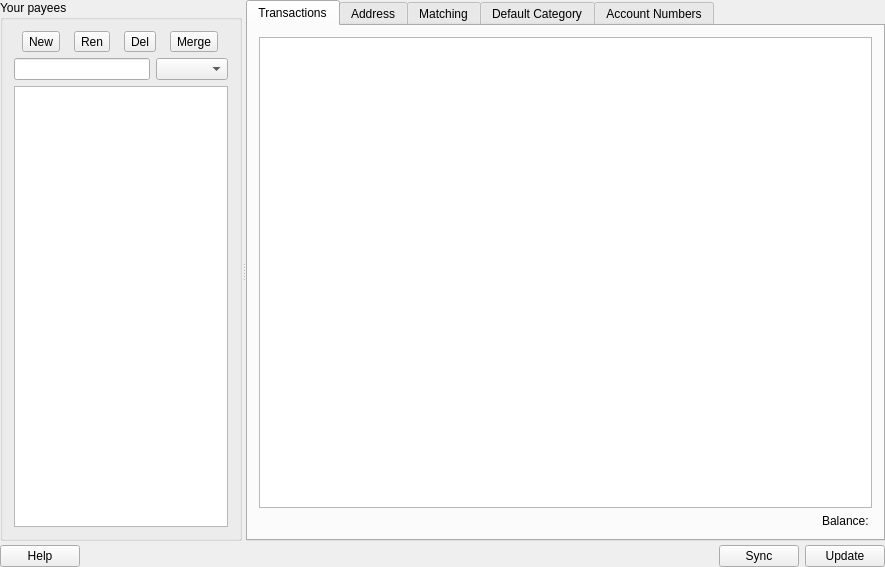
The window that kmymoney/views/kpayeesview.ui (KDE/kmymoney) describes before a commit, drawn with Qt 5.
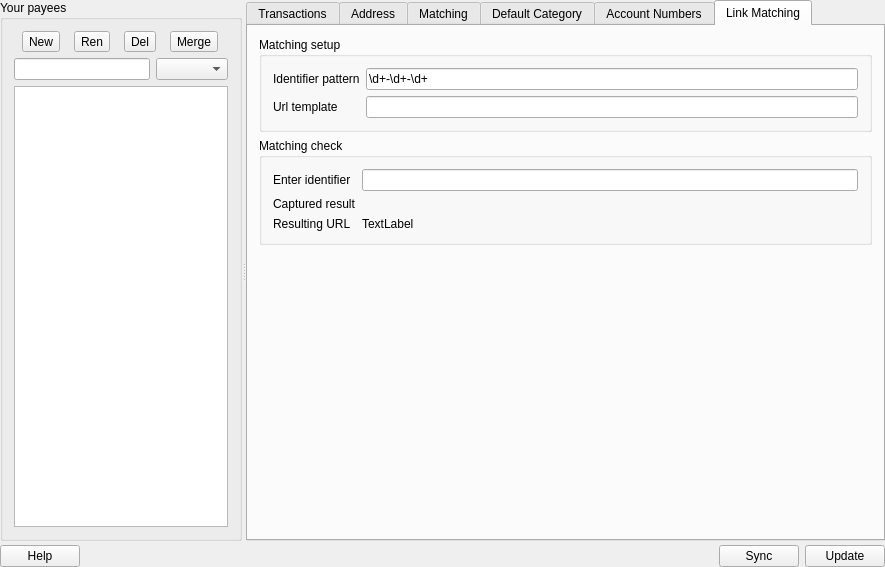
The same window after the commit. The open tabs and pages were chosen to show the change. Custom widgets are drawn as their Qt base class.

Commit message: Support for structured payee-based links in the memo field of transactions

Patch:
```diff
--- a/kmymoney/views/kpayeesview.ui
+++ b/kmymoney/views/kpayeesview.ui
@@ -498,6 +498,118 @@
         </item>
        </layout>
       </widget>
+      <widget class="QWidget" name="tabLinks">
+       <attribute name="title">
+        <string>Link Matching</string>
+       </attribute>
+       <layout class="QGridLayout" name="gridLayout_3">
+        <item row="0" column="0">
+         <layout class="QVBoxLayout" name="verticalLayout_7">
+          <item>
+           <widget class="QGroupBox" name="groupBox_2">
+            <property name="title">
+             <string>Matching setup</string>
+            </property>
+            <layout class="QGridLayout" name="gridLayout_5">
+             <item row="0" column="0">
+              <layout class="QGridLayout" name="gridLayout_6">
+               <item row="0" column="1">
+                <widget class="KLineEdit" name="idPatternEdit">
+                 <property name="text">
+                  <string>\d+-\d+-\d+</string>
+                 </property>
+                </widget>
+               </item>
+               <item row="0" column="0">
+                <widget class="QLabel" name="idPatternLabel">
+                 <property name="text">
+                  <string>Identifier pattern</string>
+                 </property>
+                </widget>
+               </item>
+               <item row="1" column="0">
+                <widget class="QLabel" name="urlTemplateLabel">
+                 <property name="text">
+                  <string>Url template</string>
+                 </property>
+                </widget>
+               </item>
+               <item row="1" column="1">
+                <widget class="KLineEdit" name="urlTemplateEdit"/>
+               </item>
+              </layout>
+             </item>
+            </layout>
+           </widget>
+          </item>
+          <item>
+           <widget class="QGroupBox" name="groupBox_3">
+            <property name="title">
+             <string>Matching check</string>
+            </property>
+            <layout class="QGridLayout" name="gridLayout_7">
+             <item row="0" column="0">
+              <layout class="QGridLayout" name="gridLayout_8">
+               <item row="1" column="1">
+                <widget class="QLabel" name="matchingCheckLabel">
+                 <property name="text">
+                  <string/>
+                 </property>
+                </widget>
+               </item>
+               <item row="0" column="0">
+                <widget class="QLabel" name="label_1">
+                 <property name="text">
+                  <string>Enter identifier</string>
+                 </property>
+                </widget>
+               </item>
+               <item row="1" column="0">
+                <widget class="QLabel" name="label_2">
+                 <property name="text">
+                  <string>Captured result</string>
+                 </property>
+                </widget>
+               </item>
+               <item row="0" column="1">
+                <widget class="KLineEdit" name="matchingCheckEdit"/>
+               </item>
+               <item row="2" column="0">
+                <widget class="QLabel" name="label_3">
+                 <property name="text">
+                  <string>Resulting URL</string>
+                 </property>
+                </widget>
+               </item>
+               <item row="2" column="1">
+                <widget class="QLabel" name="matchingCheckURL">
+                 <property name="text">
+                  <string>TextLabel</string>
+                 </property>
+                </widget>
+               </item>
+              </layout>
+             </item>
+            </layout>
+           </widget>
+          </item>
+         </layout>
+        </item>
+        <item row="1" column="0">
+         <spacer name="verticalSpacer">
+          <property name="orientation">
+           <enum>Qt::Vertical</enum>
+          </property>
+          <property name="sizeHint" stdset="0">
+           <size>
+            <width>20</width>
+            <height>40</height>
+           </size>
+          </property>
+         </spacer>
+        </item>
+       </layout>
+      </widget>      
      </widget>
     </widget>
    </item>
```
The commit also changes 23 other files.
